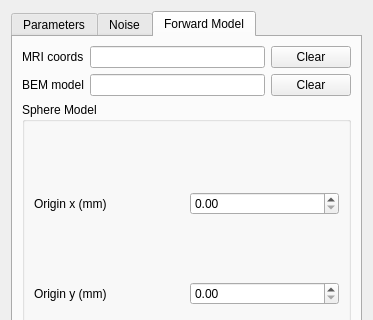
Before: the Qt Designer form libraries/disp/viewers/formfiles/dipolefitview.ui in mne-tools/mne-cpp, drawn with Qt 5; both pictures show x 0 to 373 and y 0 to 320 of the 373 by 810 pixel window.
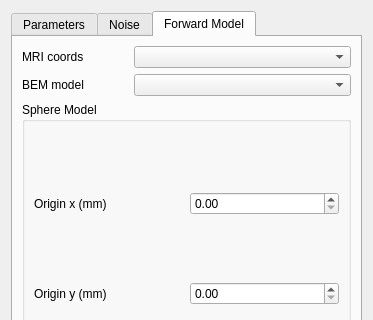
After: the same form once the commit is applied. The open tabs and pages were chosen to show the change.

Commit message: ENH: Combo box for model selection

What changed in the file:
```diff
--- a/libraries/disp/viewers/formfiles/dipolefitview.ui
+++ b/libraries/disp/viewers/formfiles/dipolefitview.ui
@@ -410,13 +410,6 @@
        <string>Forward Model</string>
       </attribute>
       <layout class="QGridLayout" name="gridLayout_7">
-       <item row="2" column="2">
-        <widget class="QPushButton" name="pushButton_clearbem">
-         <property name="text">
-          <string>Clear</string>
-         </property>
-        </widget>
-       </item>
        <item row="2" column="0">
         <widget class="QLabel" name="label_6">
          <property name="text">
@@ -424,27 +417,6 @@
          </property>
         </widget>
        </item>
-       <item row="2" column="1">
-        <widget class="QLineEdit" name="lineEdit_bem">
-         <property name="readOnly">
-          <bool>true</bool>
-         </property>
-        </widget>
-       </item>
-       <item row="1" column="1">
-        <widget class="QLineEdit" name="lineEdit_mri">
-         <property name="readOnly">
-          <bool>true</bool>
-         </property>
-        </widget>
-       </item>
-       <item row="1" column="2">
-        <widget class="QPushButton" name="pushButton_clearmri">
-         <property name="text">
-          <string>Clear</string>
-         </property>
-        </widget>
-       </item>
        <item row="1" column="0">
         <widget class="QLabel" name="label_7">
          <property name="text">
@@ -505,6 +477,16 @@
          </layout>
         </widget>
        </item>
+       <item row="1" column="1" colspan="2">
+        <widget class="QComboBox" name="comboBox_mri">
+         <property name="currentText">
+          <string/>
+         </property>
+        </widget>
+       </item>
+       <item row="2" column="1" colspan="2">
+        <widget class="QComboBox" name="comboBox_bem"/>
+       </item>
       </layout>
      </widget>
     </widget>
```
Left out of the diff: 37 changed lines with no effect on the pictures. The commit also changes 4 other files.
